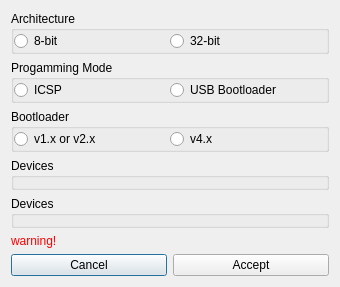
First picture: the form in files/frames/board_config.ui, repository PinguinoIDE/pinguino-multilanguage, before the edit.
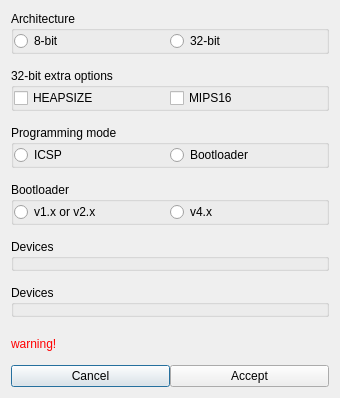
Second picture: the form after the edit.

The edit to the form file:
```diff
--- a/files/frames/board_config.ui
+++ b/files/frames/board_config.ui
@@ -7,13 +7,16 @@
     <x>0</x>
     <y>0</y>
     <width>336</width>
-    <height>274</height>
+    <height>398</height>
    </rect>
   </property>
   <property name="windowTitle">
    <string>Board Config</string>
   </property>
   <layout class="QGridLayout" name="gridLayout_5">
+   <property name="verticalSpacing">
+    <number>14</number>
+   </property>
    <item row="0" column="0">
     <widget class="QGroupBox" name="groupBox_arch">
      <property name="autoFillBackground">
@@ -46,7 +49,36 @@
      </layout>
     </widget>
    </item>
-   <item row="6" column="0">
+   <item row="2" column="0">
+    <widget class="QGroupBox" name="groupBox_mode">
+     <property name="title">
+      <string>Programming mode</string>
+     </property>
+     <layout class="QGridLayout" name="gridLayout_2">
+      <property name="margin">
+       <number>0</number>
+      </property>
+      <property name="spacing">
+       <number>0</number>
+      </property>
+      <item row="0" column="0">
+       <widget class="QRadioButton" name="radioButton_mode_icsp">
+        <property name="text">
+         <string notr="true">ICSP</string>
+        </property>
+       </widget>
+      </item>
+      <item row="0" column="1">
+       <widget class="QRadioButton" name="radioButton_mode_bootloader">
+        <property name="text">
+         <string>Bootloader</string>
+        </property>
+       </widget>
+      </item>
+     </layout>
+    </widget>
+   </item>
+   <item row="7" column="0">
     <spacer name="verticalSpacer">
      <property name="orientation">
       <enum>Qt::Vertical</enum>
@@ -59,7 +91,7 @@
      </property>
     </spacer>
    </item>
-   <item row="3" column="0">
+   <item row="4" column="0">
     <widget class="QGroupBox" name="groupBox_devices_8">
      <property name="title">
       <string>Devices</string>
@@ -83,36 +115,7 @@
      </layout>
     </widget>
    </item>
-   <item row="1" column="0">
-    <widget class="QGroupBox" name="groupBox_mode">
-     <property name="title">
-      <string>Progamming Mode</string>
-     </property>
-     <layout class="QGridLayout" name="gridLayout_2">
-      <property name="margin">
-       <number>0</number>
-      </property>
-      <property name="spacing">
-       <number>0</number>
-      </property>
-      <item row="0" column="0">
-       <widget class="QRadioButton" name="radioButton_mode_icsp">
-        <property name="text">
-         <string notr="true">ICSP</string>
-        </property>
-       </widget>
-      </item>
-      <item row="0" column="1">
-       <widget class="QRadioButton" name="radioButton_mode_bootloader">
-        <property name="text">
-         <string>USB Bootloader</string>
-        </property>
-       </widget>
-      </item>
-     </layout>
-    </widget>
-   </item>
-   <item row="2" column="0">
+   <item row="3" column="0">
     <widget class="QGroupBox" name="groupBox_bootloader">
      <property name="title">
       <string>Bootloader</string>
@@ -141,31 +144,7 @@
      </layout>
     </widget>
    </item>
-   <item row="4" column="0">
-    <widget class="QGroupBox" name="groupBox_devices_32">
-     <property name="title">
-      <string>Devices</string>
-     </property>
-     <layout class="QGridLayout" name="gridLayout_7">
-      <property name="leftMargin">
-       <number>0</number>
-      </property>
-      <property name="rightMargin">
-       <number>0</number>
-      </property>
-      <property name="bottomMargin">
-       <number>0</number>
-      </property>
-      <property name="spacing">
-       <number>0</number>
-      </property>
-      <item row="0" column="0">
-       <layout class="QGridLayout" name="gridLayout_device_32"/>
-      </item>
-     </layout>
-    </widget>
-   </item>
-   <item row="8" column="0">
+   <item row="9" column="0">
     <layout class="QGridLayout" name="gridLayout_6">
      <item row="0" column="0">
       <widget class="QPushButton" name="pushButton_cancel">
@@ -183,7 +162,7 @@
      </item>
     </layout>
    </item>
-   <item row="7" column="0">
+   <item row="8" column="0">
     <widget class="QLabel" name="label_warning">
      <property name="styleSheet">
       <string notr="true">color: rgb(255, 0, 0);</string>
@@ -193,6 +172,59 @@
      </property>
     </widget>
    </item>
+   <item row="6" column="0">
+    <widget class="QGroupBox" name="groupBox_devices_32">
+     <property name="title">
+      <string>Devices</string>
+     </property>
+     <layout class="QGridLayout" name="gridLayout_7">
+      <property name="leftMargin">
+       <number>0</number>
+      </property>
+      <property name="rightMargin">
+       <number>0</number>
+      </property>
+      <property name="bottomMargin">
+       <number>0</number>
+      </property>
+      <property name="spacing">
+       <number>0</number>
+      </property>
+      <item row="0" column="0">
+       <layout class="QGridLayout" name="gridLayout_device_32"/>
+      </item>
+     </layout>
+    </widget>
+   </item>
+   <item row="1" column="0">
+    <widget class="QGroupBox" name="groupBox_extra">
+     <property name="title">
+      <string>32-bit extra options</string>
+     </property>
+     <layout class="QGridLayout" name="gridLayout_8">
+      <property name="margin">
+       <number>0</number>
+      </property>
+      <property name="spacing">
+       <number>0</number>
+      </property>
+      <item row="0" column="0">
+       <widget class="QCheckBox" name="checkBox_heapsize">
+        <property name="text">
+         <string>HEAPSIZE</string>
+        </property>
+       </widget>
+      </item>
+      <item row="0" column="1">
+       <widget class="QCheckBox" name="checkBox_mips16">
+        <property name="text">
+         <string>MIPS16</string>
+        </property>
+       </widget>
+      </item>
+     </layout>
+    </widget>
+   </item>
   </layout>
  </widget>
  <resources/>
```
Left out of the diff: 115 changed lines with no effect on the pictures.
